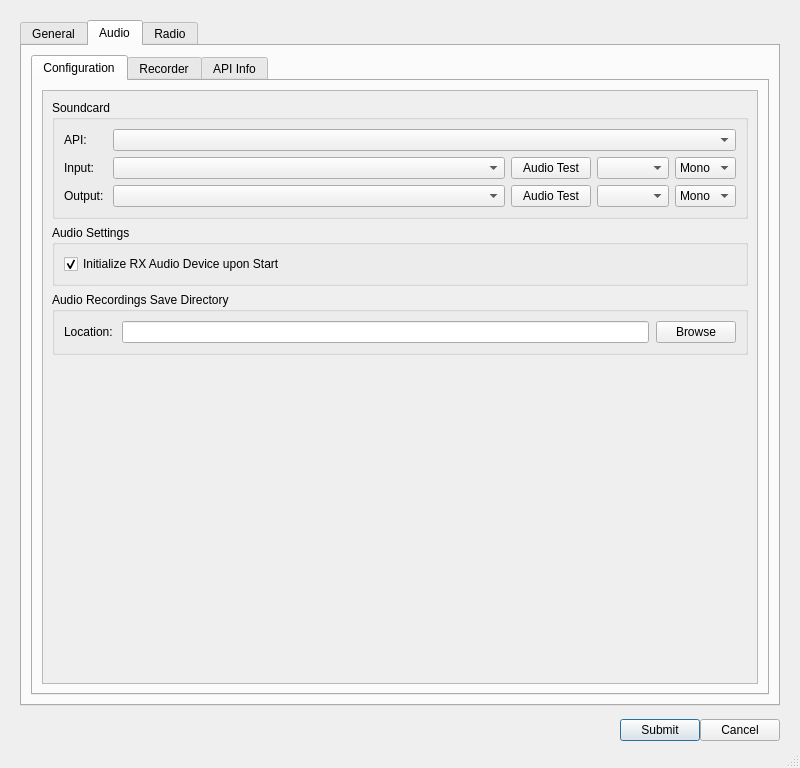
This is src/ui/dialogsettings.ui in GekkoFyre/small-world-deluxe as Qt 5 draws it before an edit. The edited form follows.
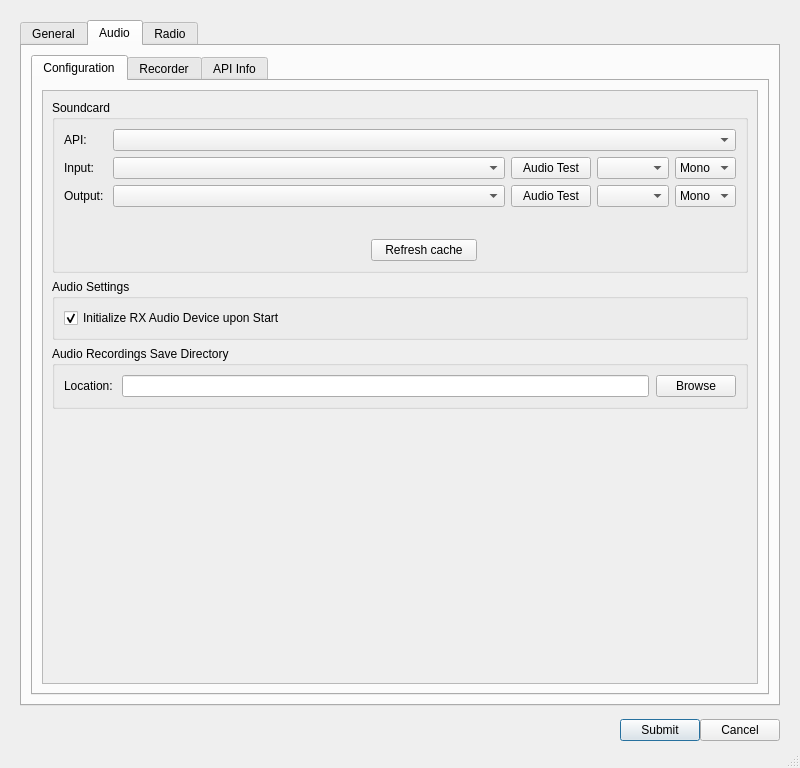
This is the edited form. The open tabs and pages were chosen to show the change.

Commit message: * Greatly improved the performance of finding compatible sample rates for each audio device within the QSettingsDialog. There does remain some bugs though.

Diff of the .ui file:
```diff
--- a/src/ui/dialogsettings.ui
+++ b/src/ui/dialogsettings.ui
@@ -324,8 +324,8 @@
                      <rect>
                       <x>0</x>
                       <y>0</y>
-                      <width>742</width>
-                      <height>621</height>
+                      <width>299</width>
+                      <height>382</height>
                      </rect>
                     </property>
                     <layout class="QVBoxLayout" name="verticalLayout_20">
@@ -562,8 +562,8 @@
                      <rect>
                       <x>0</x>
                       <y>0</y>
-                      <width>742</width>
-                      <height>621</height>
+                      <width>464</width>
+                      <height>385</height>
                      </rect>
                     </property>
                     <layout class="QVBoxLayout" name="verticalLayout_23">
@@ -1066,6 +1066,26 @@
                            <string>Soundcard</string>
                           </property>
                           <layout class="QFormLayout" name="formLayout_3">
+                           <item row="0" column="0">
+                            <widget class="QLabel" name="label_soundcard_api">
+                             <property name="text">
+                              <string>API: </string>
+                             </property>
+                            </widget>
+                           </item>
+                           <item row="0" column="1">
+                            <widget class="QComboBox" name="comboBox_soundcard_api">
+                             <property name="sizePolicy">
+                              <sizepolicy hsizetype="MinimumExpanding" vsizetype="Fixed">
+                               <horstretch>0</horstretch>
+                               <verstretch>0</verstretch>
+                              </sizepolicy>
+                             </property>
+                             <property name="toolTip">
+                              <string>The API through which Small World Deluxe interacts with via your operating system in order to communicate with any sound/multimedia devices.</string>
+                             </property>
+                            </widget>
+                           </item>
                            <item row="1" column="0">
                             <widget class="QLabel" name="label_soundcard_input">
                              <property name="text">
@@ -1073,13 +1093,6 @@
                              </property>
                             </widget>
                            </item>
-                           <item row="2" column="0">
-                            <widget class="QLabel" name="label_soundcard_output">
-                             <property name="text">
-                              <string>Output: </string>
-                             </property>
-                            </widget>
-                           </item>
                            <item row="1" column="1">
                             <widget class="QFrame" name="frame_input_sound">
                              <property name="sizePolicy">
@@ -1188,6 +1201,13 @@
                              </layout>
                             </widget>
                            </item>
+                           <item row="2" column="0">
+                            <widget class="QLabel" name="label_soundcard_output">
+                             <property name="text">
+                              <string>Output: </string>
+                             </property>
+                            </widget>
+                           </item>
                            <item row="2" column="1">
                             <widget class="QFrame" name="frame_output_sound">
                              <property name="sizePolicy">
@@ -1293,24 +1313,87 @@
                              </layout>
                             </widget>
                            </item>
-                           <item row="0" column="0">
-                            <widget class="QLabel" name="label_soundcard_api">
-                             <property name="text">
-                              <string>API: </string>
+                           <item row="3" column="0">
+                            <spacer name="horizontalSpacer_3">
+                             <property name="orientation">
+                              <enum>Qt::Horizontal</enum>
                              </property>
-                            </widget>
+                             <property name="sizeHint" stdset="0">
+                              <size>
+                               <width>40</width>
+                               <height>20</height>
+                              </size>
+                             </property>
+                            </spacer>
                            </item>
-                           <item row="0" column="1">
-                            <widget class="QComboBox" name="comboBox_soundcard_api">
-                             <property name="sizePolicy">
-                              <sizepolicy hsizetype="MinimumExpanding" vsizetype="Fixed">
-                               <horstretch>0</horstretch>
-                               <verstretch>0</verstretch>
-                              </sizepolicy>
+                           <item row="3" column="1">
+                            <spacer name="horizontalSpacer_8">
+                             <property name="orientation">
+                              <enum>Qt::Horizontal</enum>
                              </property>
-                             <property name="toolTip">
-                              <string>The API through which Small World Deluxe interacts with via your operating system in order to communicate with any sound/multimedia devices.</string>
+                             <property name="sizeHint" stdset="0">
+                              <size>
+                               <width>40</width>
+                               <height>20</height>
+                              </size>
                              </property>
+                            </spacer>
+                           </item>
+                           <item row="4" column="1">
+                            <widget class="QFrame" name="frame_audio_cache_button">
+                             <property name="frameShape">
+                              <enum>QFrame::NoFrame</enum>
+                             </property>
+                             <property name="frameShadow">
+                              <enum>QFrame::Plain</enum>
+                             </property>
+                             <layout class="QHBoxLayout" name="horizontalLayout_15">
+                              <property name="leftMargin">
+                               <number>0</number>
+                              </property>
+                              <property name="topMargin">
+                               <number>0</number>
+                              </property>
+                              <property name="rightMargin">
+                               <number>0</number>
+                              </property>
+                              <property name="bottomMargin">
+                               <number>0</number>
+                              </property>
+                              <item>
+                               <spacer name="horizontalSpacer_9">
+                                <property name="orientation">
+                                 <enum>Qt::Horizontal</enum>
+                                </property>
+                                <property name="sizeHint" stdset="0">
+                                 <size>
+                                  <width>261</width>
+                                  <height>20</height>
+                                 </size>
+                                </property>
+                               </spacer>
+                              </item>
+                              <item>
+                               <widget class="QPushButton" name="pushButton_audio_refresh_cache">
+                                <property name="text">
+                                 <string>   Refresh cache   </string>
+                                </property>
+                               </widget>
+                              </item>
+                              <item>
+                               <spacer name="horizontalSpacer_10">
+                                <property name="orientation">
+                                 <enum>Qt::Horizontal</enum>
+                                </property>
+                                <property name="sizeHint" stdset="0">
+                                 <size>
+                                  <width>261</width>
+                                  <height>20</height>
+                                 </size>
+                                </property>
+                               </spacer>
+                              </item>
+                             </layout>
                             </widget>
                            </item>
                           </layout>
@@ -1923,7 +2006,7 @@
                         <rect>
                          <x>0</x>
                          <y>0</y>
-                         <width>734</width>
+                         <width>614</width>
                          <height>629</height>
                         </rect>
                        </property>
```
The commit also changes 14 other files.
